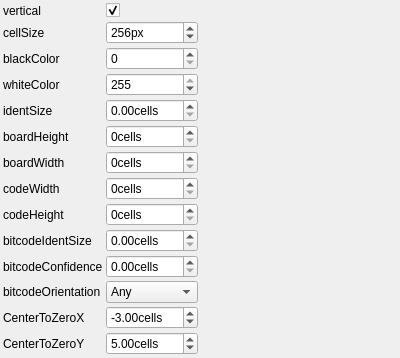
Above: utils/corestructs/coreWidgets/bitcodeBoardParamsBaseControlWidget.ui from NickPenkrat/corecvs before the change. Below: the same form after it.
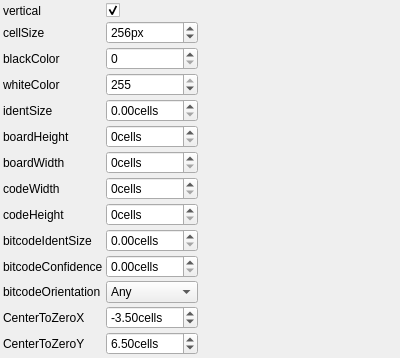
That is the form after the change. Icons and pictures are not drawn.

Patch:
```diff
--- a/utils/corestructs/coreWidgets/bitcodeBoardParamsBaseControlWidget.ui
+++ b/utils/corestructs/coreWidgets/bitcodeBoardParamsBaseControlWidget.ui
@@ -326,7 +326,7 @@
         <double>1</double>
        </property>
        <property name="value">
-        <double>-3</double>
+        <double>-3.5</double>
        </property>
        <property name="suffix">
         <string>cells</string>
@@ -355,7 +355,7 @@
         <double>1</double>
        </property>
        <property name="value">
-        <double>5</double>
+        <double>6.5</double>
        </property>
        <property name="suffix">
         <string>cells</string>
```
